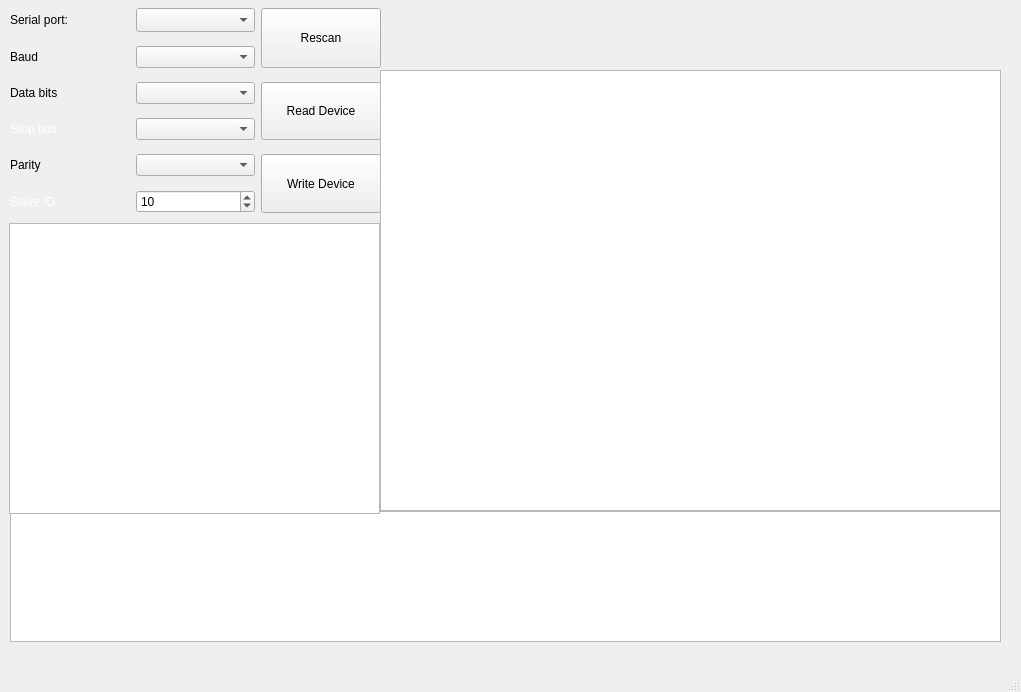
The window that mainwindow.ui (VarionDrakon/UICD.Configurator) describes before a commit, drawn with Qt 5.
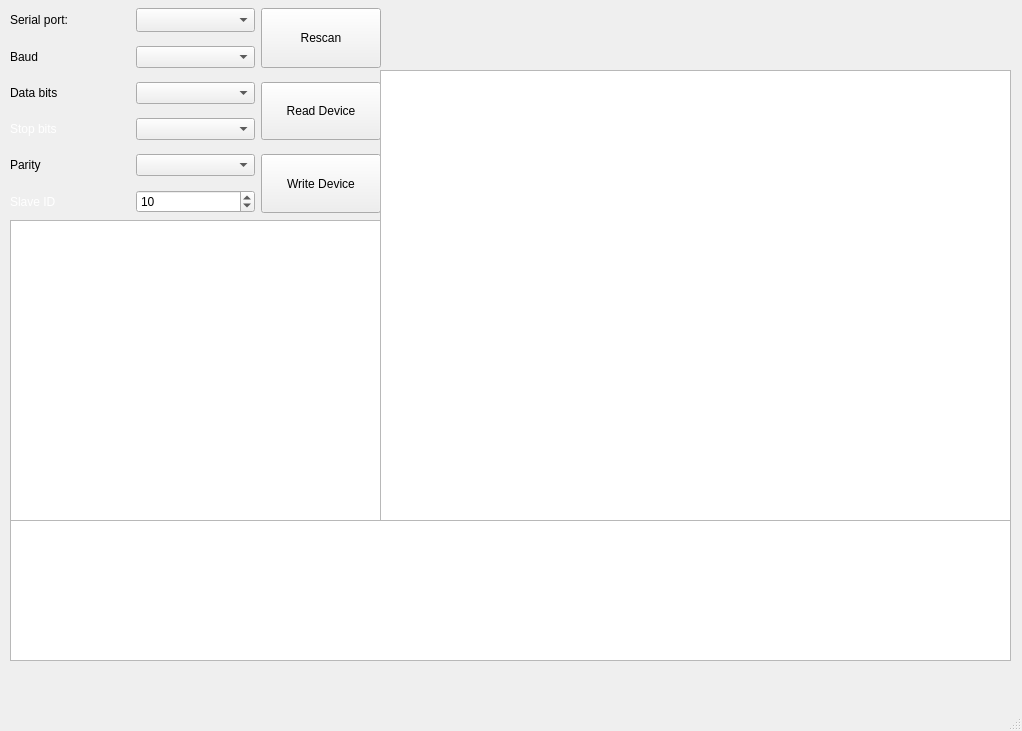
The same window after the commit.

Diff of the .ui file:
```diff
--- a/mainwindow.ui
+++ b/mainwindow.ui
@@ -9,8 +9,8 @@
    <rect>
     <x>0</x>
     <y>0</y>
-    <width>1021</width>
-    <height>692</height>
+    <width>1022</width>
+    <height>731</height>
    </rect>
   </property>
   <property name="windowTitle">
@@ -30,9 +30,9 @@
     <property name="geometry">
      <rect>
       <x>10</x>
-      <y>511</y>
-      <width>991</width>
-      <height>131</height>
+      <y>520</y>
+      <width>1001</width>
+      <height>141</height>
      </rect>
     </property>
     <property name="toolTip">
@@ -64,10 +64,10 @@
    <widget class="QTreeView" name="treeView">
     <property name="geometry">
      <rect>
-      <x>9</x>
-      <y>223</y>
+      <x>10</x>
+      <y>220</y>
       <width>371</width>
-      <height>291</height>
+      <height>301</height>
      </rect>
     </property>
     <property name="toolTip">
@@ -271,8 +271,8 @@
      <rect>
       <x>380</x>
       <y>70</y>
-      <width>621</width>
-      <height>441</height>
+      <width>631</width>
+      <height>451</height>
      </rect>
     </property>
    </widget>
```
Left out of the diff: 2 changed lines with no effect on the pictures.
